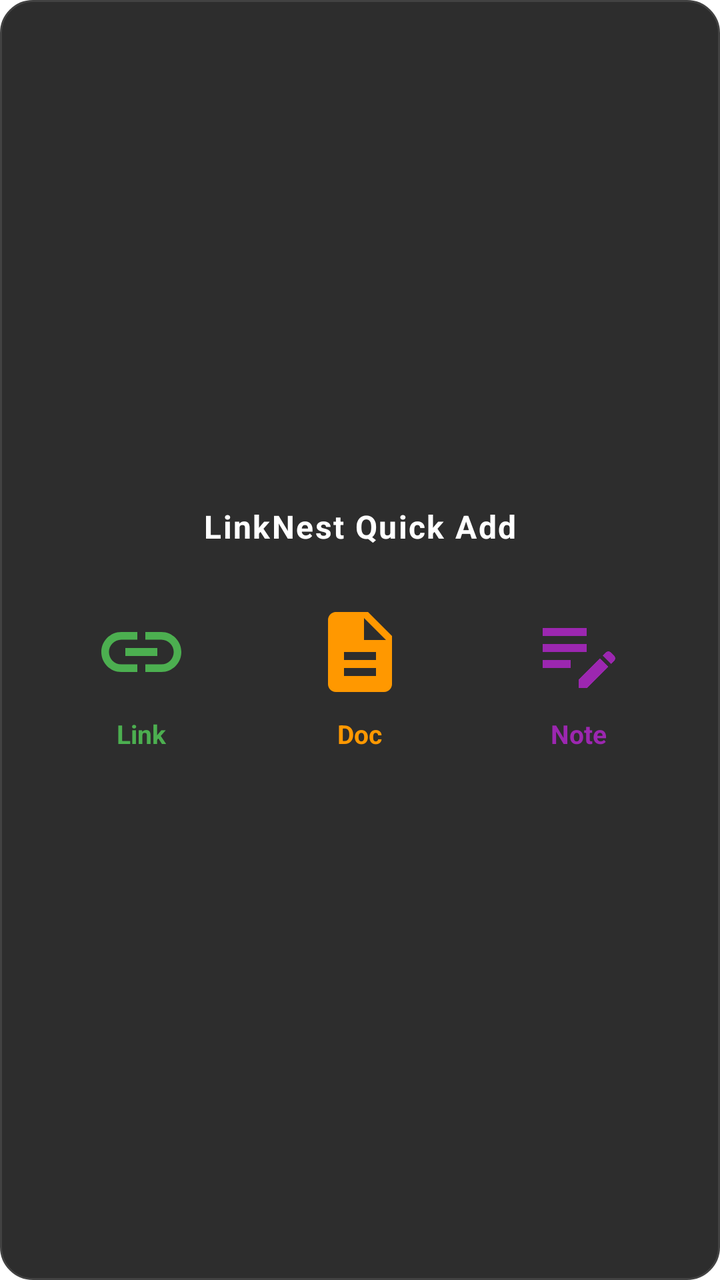
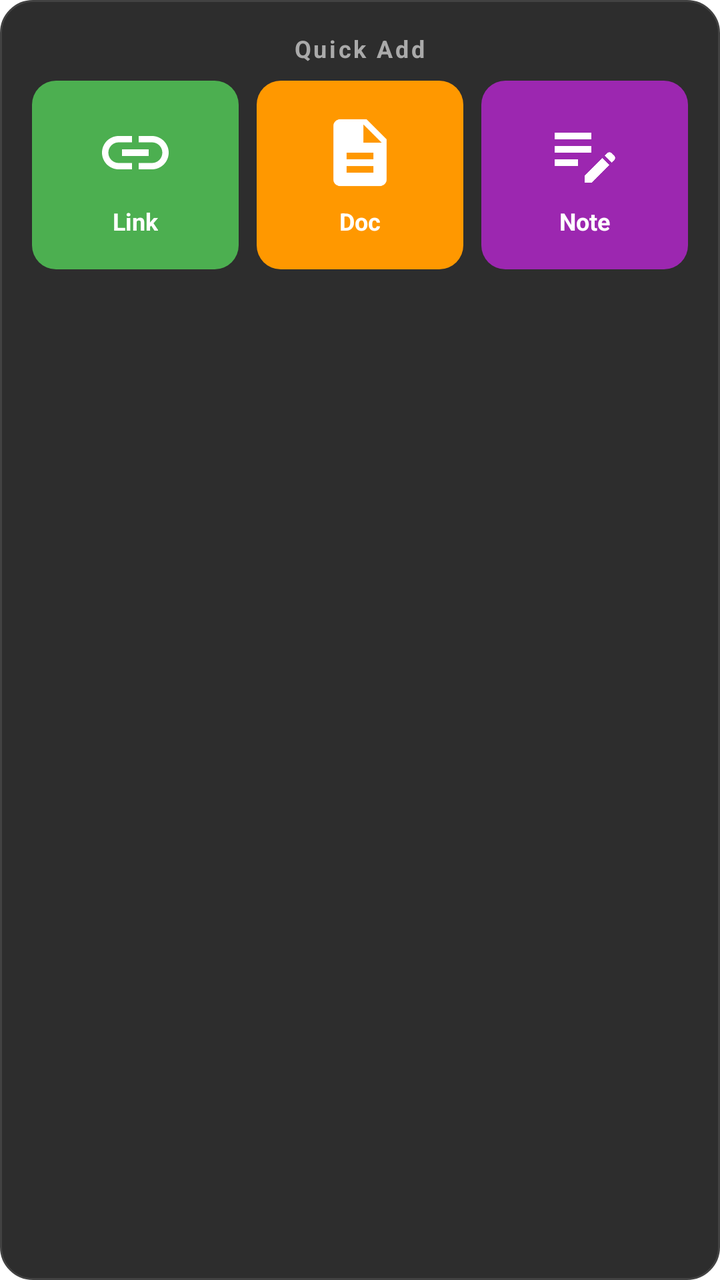

An Android layout rendered at two revisions. The XML below is the earlier revision; the diff shows what the commit changed to produce the second picture.
<!-- AndroidManifest.xml: fallback theme Theme.MaterialComponents.DayNight.NoActionBar -->
<!-- res/layout/quick_add_widget.xml -->
<?xml version="1.0" encoding="utf-8"?>
<LinearLayout xmlns:android="http://schemas.android.com/apk/res/android"
    android:layout_width="match_parent"
    android:layout_height="match_parent"
    android:background="@drawable/widget_background"
    android:orientation="vertical"
    android:padding="16dp"
    android:gravity="center">

    
    <TextView
        android:layout_width="match_parent"
        android:layout_height="wrap_content"
        android:text="LinkNest Quick Add"
        android:textSize="16sp"
        android:textStyle="bold"
        android:textColor="#FFFFFF"
        android:gravity="center"
        android:paddingBottom="16dp"
        android:letterSpacing="0.05" />

    
    <LinearLayout
        android:layout_width="match_parent"
        android:layout_height="wrap_content"
        android:orientation="horizontal"
        android:gravity="center"
        android:weightSum="3">

        
        <LinearLayout
            android:id="@+id/add_link_button"
            android:layout_width="0dp"
            android:layout_height="wrap_content"
            android:layout_weight="1"
            android:orientation="vertical"
            android:gravity="center"
            android:padding="12dp">
            
            <ImageView
                android:layout_width="48dp"
                android:layout_height="48dp"
                android:src="@drawable/ic_link"
                android:contentDescription="Add Link" />
            
            <TextView
                android:layout_width="wrap_content"
                android:layout_height="wrap_content"
                android:text="Link"
                android:textSize="13sp"
                android:textStyle="bold"
                android:textColor="#4CAF50"
                android:paddingTop="8dp" />
        </LinearLayout>

        
        <LinearLayout
            android:id="@+id/add_document_button"
            android:layout_width="0dp"
            android:layout_height="wrap_content"
            android:layout_weight="1"
            android:orientation="vertical"
            android:gravity="center"
            android:padding="12dp">
            
            <ImageView
                android:layout_width="48dp"
                android:layout_height="48dp"
                android:src="@drawable/ic_document"
                android:contentDescription="Add Document" />
            
            <TextView
                android:layout_width="wrap_content"
                android:layout_height="wrap_content"
                android:text="Doc"
                android:textSize="13sp"
                android:textStyle="bold"
                android:textColor="#FF9800"
                android:paddingTop="8dp" />
        </LinearLayout>

        
        <LinearLayout
            android:id="@+id/add_note_button"
            android:layout_width="0dp"
            android:layout_height="wrap_content"
            android:layout_weight="1"
            android:orientation="vertical"
            android:gravity="center"
            android:padding="12dp">
            
            <ImageView
                android:layout_width="48dp"
                android:layout_height="48dp"
                android:src="@drawable/ic_note"
                android:contentDescription="Add Note" />
            
            <TextView
                android:layout_width="wrap_content"
                android:layout_height="wrap_content"
                android:text="Note"
                android:textSize="13sp"
                android:textStyle="bold"
                android:textColor="#9C27B0"
                android:paddingTop="8dp" />
        </LinearLayout>
    </LinearLayout>
</LinearLayout>
<!-- resources referenced by this layout -->
<resources>
  <!-- drawable ic_document (drawable) -->
  <vector xmlns:android="http://schemas.android.com/apk/res/android"
      android:width="24dp"
      android:height="24dp"
      android:viewportWidth="24"
      android:viewportHeight="24"
      android:tint="#FF9800">
      <path
          android:fillColor="#FF000000"
          android:pathData="M14,2L6,2c-1.1,0 -1.99,0.9 -1.99,2L4,20c0,1.1 0.89,2 1.99,2L18,22c1.1,0 2,-0.9 2,-2L20,8l-6,-6zM16,18L8,18v-2h8v2zM16,14L8,14v-2h8v2zM13,9L13,3.5L18.5,9L13,9z"/>
  </vector>
  <!-- drawable ic_link (drawable) -->
  <vector xmlns:android="http://schemas.android.com/apk/res/android"
      android:width="24dp"
      android:height="24dp"
      android:viewportWidth="24"
      android:viewportHeight="24"
      android:tint="#4CAF50">
      <path
          android:fillColor="#FF000000"
          android:pathData="M3.9,12c0,-1.71 1.39,-3.1 3.1,-3.1h4L11,7L7,7c-2.76,0 -5,2.24 -5,5s2.24,5 5,5h4v-1.9L7,15.1c-1.71,0 -3.1,-1.39 -3.1,-3.1zM8,13h8v-2L8,11v2zM17,7h-4v1.9h4c1.71,0 3.1,1.39 3.1,3.1s-1.39,3.1 -3.1,3.1h-4L13,17h4c2.76,0 5,-2.24 5,-5s-2.24,-5 -5,-5z"/>
  </vector>
  <!-- drawable ic_note (drawable) -->
  <vector xmlns:android="http://schemas.android.com/apk/res/android"
      android:width="24dp"
      android:height="24dp"
      android:viewportWidth="24"
      android:viewportHeight="24"
      android:tint="#9C27B0">
      <path
          android:fillColor="#FF000000"
          android:pathData="M3,10h11v2L3,12zM3,8h11L14,6L3,6zM3,16h7v-2L3,14zM18.01,12.87l0.71,-0.71c0.39,-0.39 1.02,-0.39 1.41,0l0.71,0.71c0.39,0.39 0.39,1.02 0,1.41l-0.71,0.71L18.01,12.87zM17.3,13.58l-5.3,5.3L12,21h2.12l5.3,-5.3L17.3,13.58z"/>
  </vector>
  <!-- drawable widget_background (drawable) -->
  <?xml version="1.0" encoding="utf-8"?>
  <shape xmlns:android="http://schemas.android.com/apk/res/android"
      android:shape="rectangle">
      <solid android:color="#2D2D2D" />
      <corners android:radius="16dp" />
      <stroke
          android:width="1dp"
          android:color="#424242" />
  </shape>
</resources>

<!-- the commit's change to res/layout/quick_add_widget.xml (unified diff, before → after) -->
@@ -1,108 +1,131 @@
 <?xml version="1.0" encoding="utf-8"?>
-<LinearLayout xmlns:android="http://schemas.android.com/apk/res/android"
+<RelativeLayout xmlns:android="http://schemas.android.com/apk/res/android"
     android:layout_width="match_parent"
     android:layout_height="match_parent"
     android:background="@drawable/widget_background"
-    android:orientation="vertical"
-    android:padding="16dp"
-    android:gravity="center">
+    android:padding="16dp">
 
     
     <TextView
-        android:layout_width="match_parent"
+        android:id="@+id/widget_title"
+        android:layout_width="wrap_content"
         android:layout_height="wrap_content"
-        android:text="LinkNest Quick Add"
-        android:textSize="16sp"
+        android:layout_centerHorizontal="true"
+        android:text="Quick Add"
+        android:textSize="12sp"
+        android:textColor="#AAAAAA"
         android:textStyle="bold"
-        android:textColor="#FFFFFF"
-        android:gravity="center"
-        android:paddingBottom="16dp"
-        android:letterSpacing="0.05" />
+        android:letterSpacing="0.1"
+        android:paddingBottom="8dp" />
 
     
     <LinearLayout
         android:layout_width="match_parent"
         android:layout_height="wrap_content"
+        android:layout_below="@id/widget_title"
+        android:layout_centerVertical="true"
         android:orientation="horizontal"
         android:gravity="center"
         android:weightSum="3">
 
         
-        <LinearLayout
+        <FrameLayout
             android:id="@+id/add_link_button"
             android:layout_width="0dp"
             android:layout_height="wrap_content"
             android:layout_weight="1"
-            android:orientation="vertical"
-            android:gravity="center"
-            android:padding="12dp">
+            android:layout_marginEnd="6dp"
+            android:background="@drawable/button_card_green"
+            android:padding="16dp">
             
-            <ImageView
-                android:layout_width="48dp"
-                android:layout_height="48dp"
-                android:src="@drawable/ic_link"
-                android:contentDescription="Add Link" />
-            
-            <TextView
-                android:layout_width="wrap_content"
+            <LinearLayout
+                android:layout_width="match_parent"
                 android:layout_height="wrap_content"
-                android:text="Link"
-                android:textSize="13sp"
-                android:textStyle="bold"
-                android:textColor="#4CAF50"
-                android:paddingTop="8dp" />
-        </LinearLayout>
+                android:orientation="vertical"
+                android:gravity="center">
+                
+                <ImageView
+                    android:layout_width="40dp"
+                    android:layout_height="40dp"
+                    android:src="@drawable/ic_link"
+                    android:contentDescription="Add Link" />
+                
+                <TextView
+                    android:layout_width="wrap_content"
+                    android:layout_height="wrap_content"
+                    android:text="Link"
+                    android:textSize="12sp"
+                    android:textStyle="bold"
+                    android:textColor="#FFFFFF"
+                    android:paddingTop="6dp" />
+            </LinearLayout>
+        </FrameLayout>
 
         
-        <LinearLayout
+        <FrameLayout
             android:id="@+id/add_document_button"
             android:layout_width="0dp"
             android:layout_height="wrap_content"
             android:layout_weight="1"
-            android:orientation="vertical"
-            android:gravity="center"
-            android:padding="12dp">
+            android:layout_marginStart="3dp"
+            android:layout_marginEnd="3dp"
+            android:background="@drawable/button_card_orange"
+            android:padding="16dp">
             
-            <ImageView
-                android:layout_width="48dp"
-                android:layout_height="48dp"
-                android:src="@drawable/ic_document"
-                android:contentDescription="Add Document" />
-            
-            <TextView
-                android:layout_width="wrap_content"
+            <LinearLayout
+                android:layout_width="match_parent"
                 android:layout_height="wrap_content"
-                android:text="Doc"
-                android:textSize="13sp"
-                android:textStyle="bold"
-                android:textColor="#FF9800"
-                android:paddingTop="8dp" />
-        </LinearLayout>
+                android:orientation="vertical"
+                android:gravity="center">
+                
+                <ImageView
+                    android:layout_width="40dp"
+                    android:layout_height="40dp"
+                    android:src="@drawable/ic_document"
+                    android:contentDescription="Add Document" />
+                
+                <TextView
+                    android:layout_width="wrap_content"
+                    android:layout_height="wrap_content"
+                    android:text="Doc"
+                    android:textSize="12sp"
+                    android:textStyle="bold"
+                    android:textColor="#FFFFFF"
+                    android:paddingTop="6dp" />
+            </LinearLayout>
+        </FrameLayout>
 
         
-        <LinearLayout
+        <FrameLayout
             android:id="@+id/add_note_button"
             android:layout_width="0dp"
             android:layout_height="wrap_content"
             android:layout_weight="1"
-            android:orientation="vertical"
-            android:gravity="center"
-            android:padding="12dp">
+            android:layout_marginStart="6dp"
+            android:background="@drawable/button_card_purple"
+            android:padding="16dp">
             
-            <ImageView
-                android:layout_width="48dp"
-                android:layout_height="48dp"
-                android:src="@drawable/ic_note"
-                android:contentDescription="Add Note" />
-            
-            <TextView
-                android:layout_width="wrap_content"
+            <LinearLayout
+                android:layout_width="match_parent"
                 android:layout_height="wrap_content"
-                android:text="Note"
-                android:textSize="13sp"
-                android:textStyle="bold"
-                android:textColor="#9C27B0"
-                android:paddingTop="8dp" />
-        </LinearLayout>
+                android:orientation="vertical"
+                android:gravity="center">
+                
+                <ImageView
+                    android:layout_width="40dp"
+                    android:layout_height="40dp"
+                    android:src="@drawable/ic_note"
+                    android:contentDescription="Add Note" />
+                
+                <TextView
+                    android:layout_width="wrap_content"
+                    android:layout_height="wrap_content"
+                    android:text="Note"
+                    android:textSize="12sp"
+                    android:textStyle="bold"
+                    android:textColor="#FFFFFF"
+                    android:paddingTop="6dp" />
+            </LinearLayout>
+        </FrameLayout>
     </LinearLayout>
-</LinearLayout>
+</RelativeLayout>
<!-- resource entries referenced after the edit -->
@@ -1,12 +1,33 @@
 <!-- resources referenced by this layout -->
 <resources>
+  <!-- drawable button_card_green (drawable) -->
+  <?xml version="1.0" encoding="utf-8"?>
+  <shape xmlns:android="http://schemas.android.com/apk/res/android"
+      android:shape="rectangle">
+      <solid android:color="#4CAF50" />
+      <corners android:radius="12dp" />
+  </shape>
+  <!-- drawable button_card_orange (drawable) -->
+  <?xml version="1.0" encoding="utf-8"?>
+  <shape xmlns:android="http://schemas.android.com/apk/res/android"
+      android:shape="rectangle">
+      <solid android:color="#FF9800" />
+      <corners android:radius="12dp" />
+  </shape>
+  <!-- drawable button_card_purple (drawable) -->
+  <?xml version="1.0" encoding="utf-8"?>
+  <shape xmlns:android="http://schemas.android.com/apk/res/android"
+      android:shape="rectangle">
+      <solid android:color="#9C27B0" />
+      <corners android:radius="12dp" />
+  </shape>
   <!-- drawable ic_document (drawable) -->
   <vector xmlns:android="http://schemas.android.com/apk/res/android"
       android:width="24dp"
       android:height="24dp"
       android:viewportWidth="24"
       android:viewportHeight="24"
-      android:tint="#FF9800">
+      android:tint="#FFFFFF">
       <path
           android:fillColor="#FF000000"
           android:pathData="M14,2L6,2c-1.1,0 -1.99,0.9 -1.99,2L4,20c0,1.1 0.89,2 1.99,2L18,22c1.1,0 2,-0.9 2,-2L20,8l-6,-6zM16,18L8,18v-2h8v2zM16,14L8,14v-2h8v2zM13,9L13,3.5L18.5,9L13,9z"/>
@@ -17,7 +38,7 @@
       android:height="24dp"
       android:viewportWidth="24"
       android:viewportHeight="24"
-      android:tint="#4CAF50">
+      android:tint="#FFFFFF">
       <path
           android:fillColor="#FF000000"
           android:pathData="M3.9,12c0,-1.71 1.39,-3.1 3.1,-3.1h4L11,7L7,7c-2.76,0 -5,2.24 -5,5s2.24,5 5,5h4v-1.9L7,15.1c-1.71,0 -3.1,-1.39 -3.1,-3.1zM8,13h8v-2L8,11v2zM17,7h-4v1.9h4c1.71,0 3.1,1.39 3.1,3.1s-1.39,3.1 -3.1,3.1h-4L13,17h4c2.76,0 5,-2.24 5,-5s-2.24,-5 -5,-5z"/>
@@ -28,7 +49,7 @@
       android:height="24dp"
       android:viewportWidth="24"
       android:viewportHeight="24"
-      android:tint="#9C27B0">
+      android:tint="#FFFFFF">
       <path
           android:fillColor="#FF000000"
           android:pathData="M3,10h11v2L3,12zM3,8h11L14,6L3,6zM3,16h7v-2L3,14zM18.01,12.87l0.71,-0.71c0.39,-0.39 1.02,-0.39 1.41,0l0.71,0.71c0.39,0.39 0.39,1.02 0,1.41l-0.71,0.71L18.01,12.87zM17.3,13.58l-5.3,5.3L12,21h2.12l5.3,-5.3L17.3,13.58z"/>
